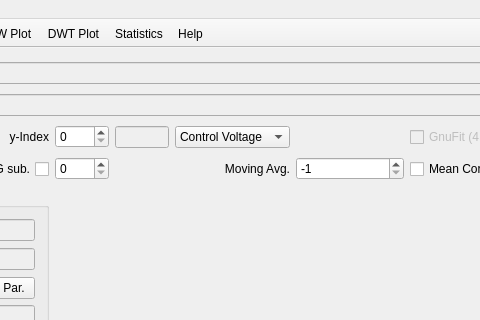
This is Analysis_UI/mainwindow.ui in goluckyryan/nonLinearFit as Qt 5 draws it before an edit; both pictures show x 163 to 643 and y 0 to 320 of the 961 by 717 pixel window. The edited form follows.
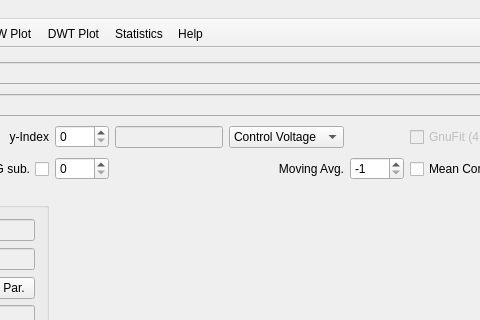
This is the edited form. Custom widgets are drawn as their Qt base class.

Commit message:
fixed incorrect y-label.
Added open folder in DB Brower

```diff
--- a/Analysis_UI/mainwindow.ui
+++ b/Analysis_UI/mainwindow.ui
@@ -26,7 +26,7 @@
    <string>Analysis</string>
   </property>
   <widget class="QWidget" name="centralWidget">
-   <layout class="QGridLayout" name="gridLayout" rowstretch="1,1,1,1,4,3,1,1,1,1,3" columnstretch="1,1,1,1,2,2,2,4,1,1" rowminimumheight="0,0,0,0,0,0,0,0,0,0,0">
+   <layout class="QGridLayout" name="gridLayout" rowstretch="1,1,1,1,4,3,1,1,1,1,3" columnstretch="1,1,1,2,2,1,2,4,1,1" rowminimumheight="0,0,0,0,0,0,0,0,0,0,0">
     <item row="4" column="0" rowspan="3" colspan="2">
      <widget class="QGroupBox" name="groupBox">
       <property name="sizePolicy">
@@ -430,9 +430,21 @@
       <property name="enabled">
        <bool>false</bool>
       </property>
+      <property name="minimumSize">
+       <size>
+        <width>0</width>
+        <height>0</height>
+       </size>
+      </property>
       <property name="statusTip">
        <string>The hall voltage of the data.</string>
       </property>
+      <property name="text">
+       <string/>
+      </property>
+      <property name="alignment">
+       <set>Qt::AlignLeading|Qt::AlignLeft|Qt::AlignVCenter</set>
+      </property>
      </widget>
     </item>
     <item row="2" column="6">
```
The commit also changes 4 other files.
